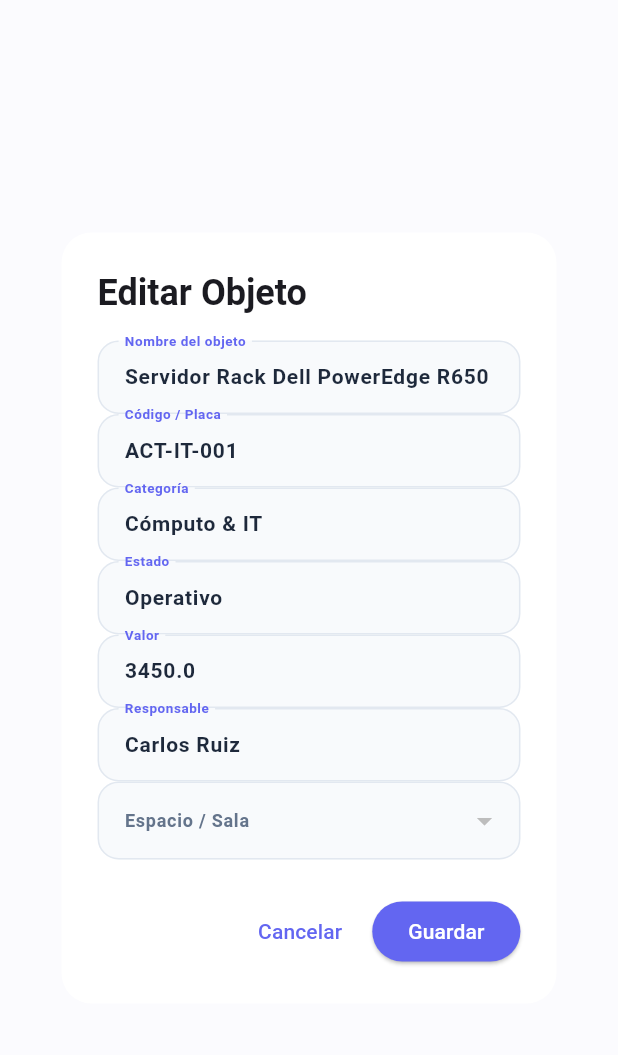
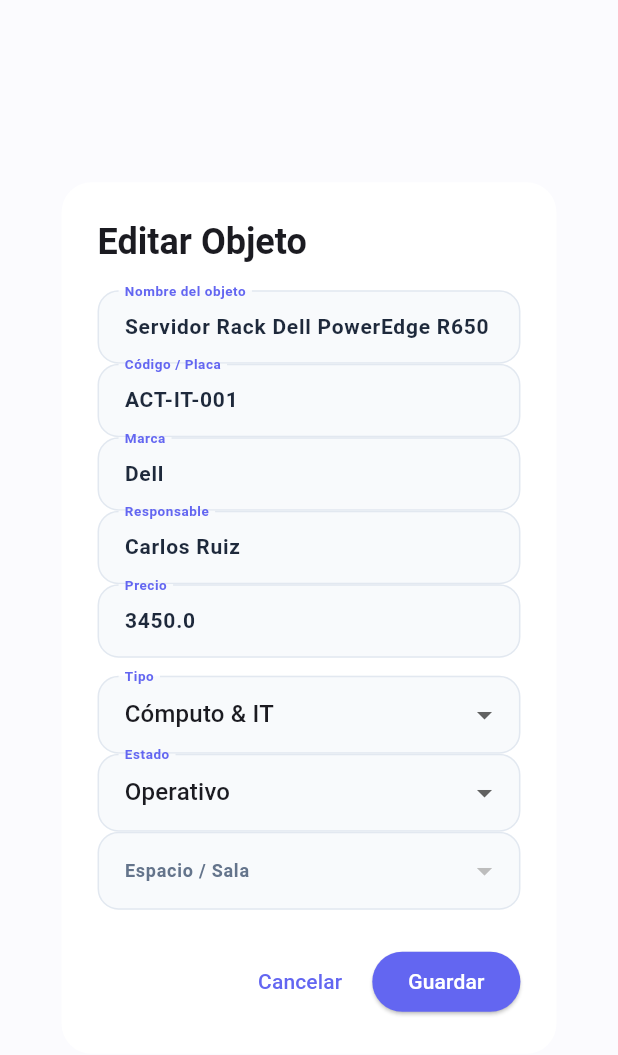
Before and after one commit to ENMAx132/internship_coordinator, a Flutter app: the EditarObjetoDialog widget shown alone on an empty page, opened directly with sample values from the repository, on a phone screen of 412 x 824 dp. Shown: the top 1055 px of the screen. Run offline on Flutter 3.47's test engine with Material 3 defaults, Android fonts, the light colour scheme and no system bars.

Commit message:
update_03-11-26_4:00

```diff
--- a/lib/data/inventario_data.dart
+++ b/lib/data/inventario_data.dart
@@ -6,13 +6,13 @@
   Apartado(
     id: 'oficina',
     nombre: 'Oficina',
-    icono: '🏢',
-    descripcion: 'Áreas de la oficina',
+    icono: '\u{1F3E2}',
+    descripcion: 'A\u00C1reas de la oficina',
   ),
   Apartado(
     id: 'hogar',
     nombre: 'Hogar',
-    icono: '🏠',
+    icono: '\u{1F3E0}',
     descripcion: 'Espacios del hogar',
   ),
 ];
@@ -20,44 +20,44 @@
 final List<Espacio> espaciosIniciales = [
   Espacio(
     id: 'recepcion',
-    nombre: 'Recepción',
-    descripcion: 'Entrada principal y atención...',
-    emoji: '🏢',
+    nombre: 'Recepci\u00F3n',
+    descripcion: 'Entrada principal y atenci\u00F3n...',
+    emoji: '\u{1F3E2}',
     apartadoId: 'oficina',
   ),
   Espacio(
     id: 'sistemas',
     nombre: 'Sala de Sistemas',
     descripcion: 'Servidores, respaldos y...',
-    emoji: '💻',
+    emoji: '\u{1F4BB}',
     apartadoId: 'oficina',
   ),
   Espacio(
     id: 'gerencia',
     nombre: 'Gerencia',
     descripcion: 'Oficina directiva y de pl...',
-    emoji: '📊',
+    emoji: '\u{1F4CA}',
     apartadoId: 'oficina',
   ),
   Espacio(
     id: 'almacen',
-    nombre: 'Almacén / Archivo',
-    descripcion: 'Papelería, suministros ...',
-    emoji: '📦',
+    nombre: 'Almac\u00E9n / Archivo',
+    descripcion: 'Papeleri\u00EDa, suministros ...',
+    emoji: '\u{1F4E6}',
     apartadoId: 'oficina',
   ),
   Espacio(
     id: 'juntas',
     nombre: 'Sala de Juntas',
     descripcion: 'Espacio para conferen...',
-    emoji: '🤝',
+    emoji: '\u{1F91D}',
     apartadoId: 'oficina',
   ),
   Espacio(
     id: 'micuarto',
     nombre: 'Mi Cuarto',
     descripcion: 'Espacio personal',
-    emoji: '🛋️',
+    emoji: '\u{1F6CB}',
     apartadoId: 'hogar',
   ),
 ];
@@ -68,32 +68,35 @@
     placa: 'ACT-IT-001',
     nombre: 'Servidor Rack Dell PowerEdge R650',
     espacioId: 'sistemas',
-    categoria: 'Cómputo & IT',
+    categoria: 'C\u00F3mputo & IT',
     estado: 'Operativo',
     valor: 3450.0,
     responsable: 'Carlos Ruiz',
+    marca: 'Dell',
     fechaRegistro: DateTime(2026, 10, 24, 9, 15),
   ),
   ObjetoInventario(
     id: '2',
     placa: 'ACT-MOB-002',
-    nombre: 'Silla Ergonómica Herman Miller',
+    nombre: 'Silla Ergon\u00F3mica Herman Miller',
     espacioId: 'gerencia',
     categoria: 'Mobiliario',
     estado: 'Excelente',
     valor: 1250.0,
     responsable: 'Dra. Patricia Silva',
+    marca: 'Herman Miller',
     fechaRegistro: DateTime(2026, 10, 25, 11, 40),
   ),
   ObjetoInventario(
     id: '3',
     placa: 'ACT-ALM-003',
-    nombre: 'Kit Tóner & Repuestos HP LaserJet',
+    nombre: 'Kit T\u00F3ner & Repuestos HP LaserJet',
     espacioId: 'almacen',
     categoria: 'Suministros',
     estado: 'Operativo',
     valor: 320.0,
-    responsable: 'Roberto Gómez',
+    responsable: 'Roberto G\u00F3mez',
+    marca: 'HP',
     fechaRegistro: DateTime(2026, 10, 27, 15, 5),
   ),
   ObjetoInventario(
@@ -104,7 +107,8 @@
     categoria: 'Audiovisual',
     estado: 'Excelente',
     valor: 2100.0,
-    responsable: 'Recepción / General',
+    responsable: 'Recepci\u00F3n / General',
+    marca: 'Logitech',
     fechaRegistro: DateTime(2026, 10, 29, 8, 30),
   ),
   ObjetoInventario(
@@ -112,10 +116,11 @@
     placa: 'ACT-HO-005',
     nombre: 'Laptop Personal Dell XPS 15',
     espacioId: 'micuarto',
-    categoria: 'Electrónica',
+    categoria: 'Electr\u00F3nica',
     estado: 'Excelente',
     valor: 1800.0,
     responsable: 'Bernardo',
+    marca: 'Dell',
     fechaRegistro: DateTime(2026, 10, 31, 19, 20),
   ),
 ];
--- a/lib/models/objeto_inventario.dart
+++ b/lib/models/objeto_inventario.dart
@@ -5,10 +5,35 @@
   final String nombre;
   String espacioId;
   final String categoria;
-  final String estado; // Excelente, Operativo, Mantenimiento
+  final String estado;
   final double valor;
   final String responsable;
+  final String marca;
   final DateTime fechaRegistro;
+
+  static const List<String> estadosDisponibles = [
+    'Excelente',
+    'Bueno',
+    'Operativo',
+    'En uso',
+    'En revisi\u00F3n',
+    'Da\u00F1ado',
+    'Mantenimiento',
+  ];
+
+  static const List<String> categoriasDisponibles = [
+    'General',
+    'C\u00F3mputo & IT',
+    'Electr\u00F3nica',
+    'Mobiliario',
+    'Audiovisual',
+    'Audio',
+    'Gaming',
+    'Ropa',
+    'Colecci\u00F3n',
+    'Insumos',
+    'Suministros',
+  ];
 
   ObjetoInventario({
     required this.id,
@@ -19,6 +44,8 @@
     required this.estado,
     required this.valor,
     required this.responsable,
+    String? marca,
     DateTime? fechaRegistro,
-  }) : fechaRegistro = fechaRegistro ?? DateTime.now();
+  })  : marca = marca ?? '',
+        fechaRegistro = fechaRegistro ?? DateTime.now();
 }
--- /dev/null
+++ b/lib/prueba_tmp2.txt
@@ -0,0 +1,3 @@
+emoji: '🏢',
+texto: 'Áreas de la oficina',
+negrita: 'Mantenimiento & Operativo',
--- a/lib/widgets/dialogos/editar_objeto_dialog.dart
+++ b/lib/widgets/dialogos/editar_objeto_dialog.dart
@@ -22,26 +22,37 @@
 class _EditarObjetoDialogState extends State<EditarObjetoDialog> {
   late final TextEditingController nombreCtrl;
   late final TextEditingController placaCtrl;
-  late final TextEditingController categoriaCtrl;
-  late final TextEditingController estadoCtrl;
+  late final TextEditingController marcaCtrl;
+  late final TextEditingController respCtrl;
   late final TextEditingController valorCtrl;
-  late final TextEditingController responsableCtrl;
   late String espacioIdSelec;
+  late String categoriaSelec;
+  late String estadoSelec;
 
   @override
   void initState() {
     super.initState();
     nombreCtrl = TextEditingController(text: widget.objeto.nombre);
     placaCtrl = TextEditingController(text: widget.objeto.placa);
-    categoriaCtrl = TextEditingController(text: widget.objeto.categoria);
-    estadoCtrl = TextEditingController(text: widget.objeto.estado);
+    marcaCtrl = TextEditingController(text: widget.objeto.marca);
+    respCtrl = TextEditingController(text: widget.objeto.responsable);
     valorCtrl = TextEditingController(text: widget.objeto.valor.toString());
-    responsableCtrl = TextEditingController(text: widget.objeto.responsable);
     espacioIdSelec = widget.objeto.espacioId;
+    categoriaSelec = widget.objeto.categoria;
+    estadoSelec = widget.objeto.estado;
   }
 
   @override
   Widget build(BuildContext context) {
+    final categorias = <String>{
+      ...ObjetoInventario.categoriasDisponibles,
+      widget.objeto.categoria,
+    };
+    final estados = <String>{
+      ...ObjetoInventario.estadosDisponibles,
+      widget.objeto.estado,
+    };
+
     return AlertDialog(
       backgroundColor: Colors.white,
       shape: RoundedRectangleBorder(borderRadius: BorderRadius.circular(20)),
@@ -57,25 +68,48 @@
             ),
             TextField(
               controller: placaCtrl,
-              decoration: const InputDecoration(labelText: 'Código / Placa'),
+              decoration: const InputDecoration(labelText: 'C\u00F3digo / Placa'),
             ),
             TextField(
-              controller: categoriaCtrl,
-              decoration: const InputDecoration(labelText: 'Categoría'),
+              controller: marcaCtrl,
+              decoration: const InputDecoration(labelText: 'Marca'),
             ),
             TextField(
-              controller: estadoCtrl,
-              decoration: const InputDecoration(labelText: 'Estado'),
+              controller: respCtrl,
+              decoration: const InputDecoration(labelText: 'Responsable'),
             ),
             TextField(
               controller: valorCtrl,
               keyboardType:
                   const TextInputType.numberWithOptions(decimal: true),
-              decoration: const InputDecoration(labelText: 'Valor'),
+              decoration: const InputDecoration(labelText: 'Precio'),
             ),
-            TextField(
-              controller: responsableCtrl,
-              decoration: const InputDecoration(labelText: 'Responsable'),
+            const SizedBox(height: 12),
+            DropdownButtonFormField<String>(
+              value: categoriaSelec,
+              decoration: const InputDecoration(labelText: 'Tipo'),
+              items: categorias.map((c) {
+                return DropdownMenuItem(
+                  value: c,
+                  child: Text(c),
+                );
+              }).toList(),
+              onChanged: (val) {
+                if (val != null) setState(() => categoriaSelec = val);
+              },
+            ),
+            DropdownButtonFormField<String>(
+              value: estadoSelec,
+              decoration: const InputDecoration(labelText: 'Estado'),
+              items: estados.map((e) {
+                return DropdownMenuItem(
+                  value: e,
+                  child: Text(e),
+                );
+              }).toList(),
+              onChanged: (val) {
+                if (val != null) setState(() => estadoSelec = val);
+              },
             ),
             DropdownButtonFormField<String>(
               value: espacioIdSelec,
@@ -111,16 +145,15 @@
                 placa: placaCtrl.text.trim(),
                 nombre: nombreCtrl.text.trim(),
                 espacioId: espacioIdSelec,
-                categoria: categoriaCtrl.text.trim().isEmpty
-                    ? widget.objeto.categoria
-                    : categoriaCtrl.text.trim(),
-                estado: estadoCtrl.text.trim().isEmpty
-                    ? widget.objeto.estado
-                    : estadoCtrl.text.trim(),
+                categoria: categoriaSelec,
+                estado: estadoSelec,
                 valor: valor ?? widget.objeto.valor,
-                responsable: responsableCtrl.text.trim().isEmpty
+                responsable: respCtrl.text.trim().isEmpty
                     ? widget.objeto.responsable
-                    : responsableCtrl.text.trim(),
+                    : respCtrl.text.trim(),
+                marca: marcaCtrl.text.trim().isEmpty
+                    ? widget.objeto.marca
+                    : marcaCtrl.text.trim(),
                 fechaRegistro: widget.objeto.fechaRegistro,
               ),
             );
```
Also changed, not shown: lib/screens/metricas_screen.dart (+17 -1 lines), lib/screens/ver_todos_objetos_screen.dart (added, +273 -0 lines), lib/widgets/dialogos/crear_objeto_dialog.dart (+49 -4 lines).
